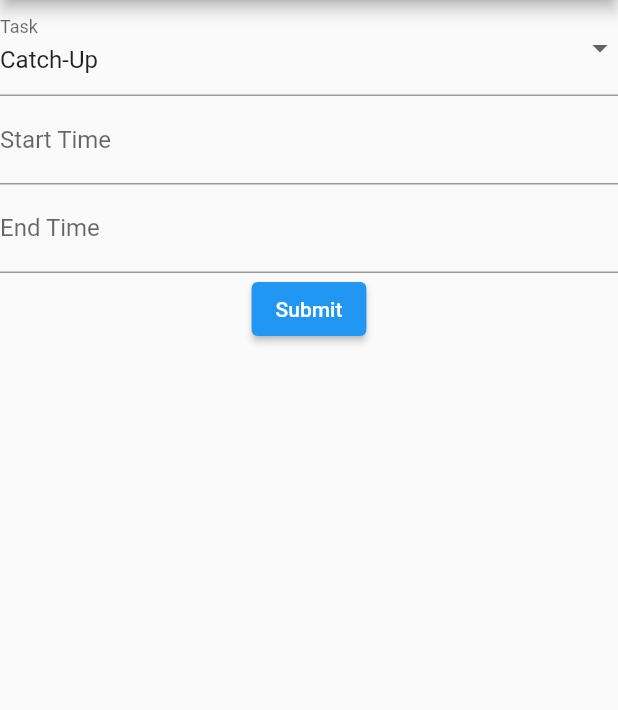
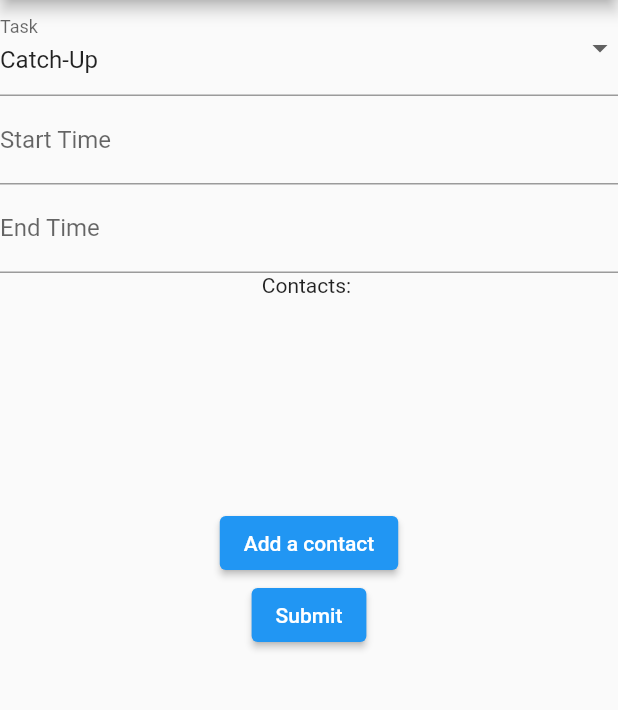
Before and after one commit to Lewington-pitsos/pesta, a Flutter app: the screen it shows after launch, on a phone screen of 412 x 824 dp, the part 84-794 px from its top. Run offline on Flutter 3.47's test engine with Material 2 defaults, Android fonts, the phone set to English and light mode, and no system bars; drawn by our look-alikes of flutter_form_builder; our stand-ins replace contacts_service, permission_handler; missing offline and left inert: fluttercontactpicker.

Commit message:
get contact selection working correctly

```diff
--- a/lib/main.dart
+++ b/lib/main.dart
@@ -104,7 +104,7 @@ class FormContent extends StatelessWidget {
       initialValue: {
         "taskDropdown": tasks[0],
       },
-      // child:           ContactList(),
+      // child:
       child: Column(
         children: [
           FormBuilderDropdown(
@@ -125,6 +125,7 @@ class FormContent extends StatelessWidget {
             name: 'endTime',
             decoration: const InputDecoration(labelText: 'End Time'),
           ),
+          ContactList(),
           ElevatedButton(
               onPressed: () {
                 _formKey.currentState?.save();
@@ -149,58 +150,42 @@ class ContactList extends StatefulWidget {
 }
 
 class _ContactListState extends State<ContactList> {
-  Iterable<Contact>? _contacts;
+  List<PhoneContact> contacts = [];
 
   @override
   void initState() {
-    getContacts();
     super.initState();
-  }
-
-  Future<void> getContacts() async {
-    //Make sure we already have permissions for contacts when we get to this
-    //page, so we can just retrieve it
-    final Iterable<Contact> contacts = await ContactsService.getContacts();
-    setState(() {
-      _contacts = contacts;
-    });
   }
 
   @override
   Widget build(BuildContext context) {
-    return Column(
-      children:[
-        Text("contacts"),
-        FormBuilderSele
-      ] ),
-      body: _contacts != null
-          //Build a list view of all contacts, displaying their avatar and
-          // display name
-          FormBuilderDatePicker(),
+    return Column(children: [
+      Text("Contacts: "),
+      SizedBox(
+        height: 140,
+        child: ListView.builder(
+          scrollDirection: Axis.vertical,
+          itemCount: contacts.length,
+          itemBuilder: (context, index) {
+            final contact = contacts[index];
 
-          // ? ListView.builder(
-          //     itemCount: _contacts?.length ?? 0,
-          //     itemBuilder: (BuildContext context, int index) {
-          //       Contact contact = _contacts!.elementAt(index);
-          //       return ListTile(
-          //         contentPadding:
-          //             const EdgeInsets.symmetric(vertical: 2, horizontal: 18),
-          //         leading:
-          //             (contact.avatar != null && contact.avatar!.isNotEmpty)
-          //                 ? CircleAvatar(
-          //                     backgroundImage: MemoryImage(contact.avatar!),
-          //                   )
-          //                 : CircleAvatar(
-          //                     child: Text(contact.initials()),
-          //                     backgroundColor: Theme.of(context).accentColor,
-          //                   ),
-          //         title: Text(contact.displayName ?? ''),
-          //         //This can be further expanded to showing contacts detail
-          //         // onPressed().
-          //       );
-          //     },
-          //   )
-          : Center(child: const CircularProgressIndicator()),
-    );
+            return ListTile(title: Text(contact.fullName ?? "unknown contact"));
+          },
+        ),
+      ),
+      ElevatedButton(
+        onPressed: () async {
+          final PhoneContact contact =
+              await FlutterContactPicker.pickPhoneContact();
+
+          contacts.add(contact);
+
+          setState(() {
+            contacts = contacts;
+          });
+        },
+        child: new Text('Add a contact'),
+      ),
+    ]);
   }
 }
```
